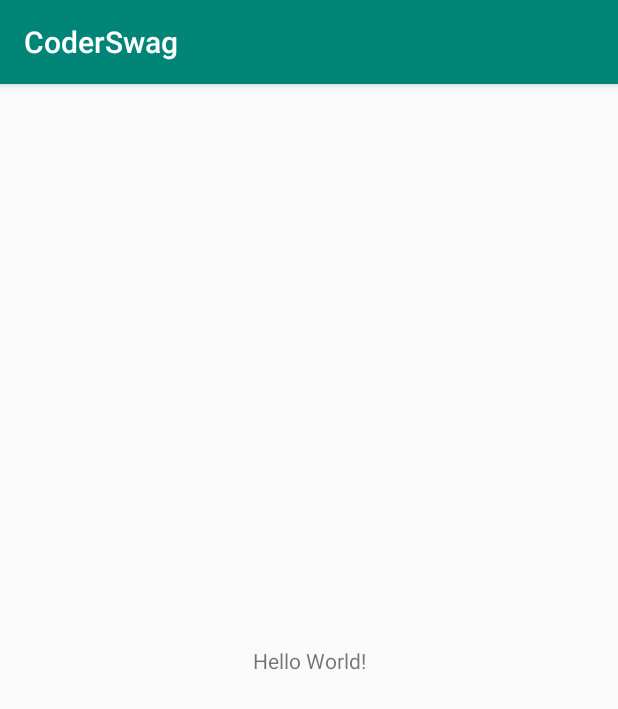
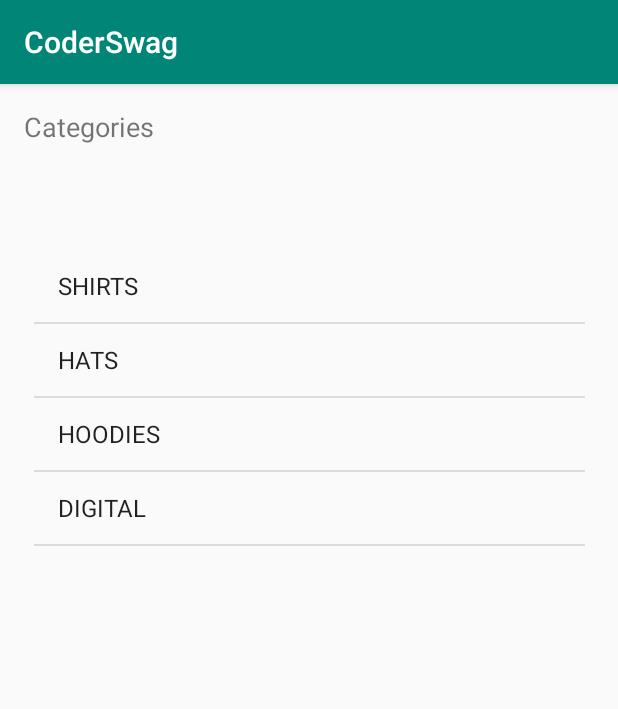
Before and after one commit to ejfr1985/CoderSwag, an Android app: the screen it shows after launch (MainActivity), on a phone screen of 412 x 824 dp. Shown: the top 709 px of the screen. Run offline under Robolectric (Android 15) with nearby library versions, the phone set to English and light mode, and no system bars.

Commit message:
LEsson 01

```diff
--- a/app/src/main/java/com/ejfr1985/coderswag/Controller/MainActivity.kt
+++ b/app/src/main/java/com/ejfr1985/coderswag/Controller/MainActivity.kt
@@ -1,13 +1,29 @@
 package com.ejfr1985.coderswag.Controller
 
+import android.content.AbstractThreadedSyncAdapter
 import android.support.v7.app.AppCompatActivity
 import android.os.Bundle
+import android.widget.ArrayAdapter
+import com.ejfr1985.coderswag.Model.Category
 import com.ejfr1985.coderswag.R
+import com.ejfr1985.coderswag.Services.DataService
+import kotlinx.android.synthetic.main.activity_main.*
 
 class MainActivity : AppCompatActivity() {
 
+    lateinit var adapter: ArrayAdapter<Category>
     override fun onCreate(savedInstanceState: Bundle?) {
         super.onCreate(savedInstanceState)
         setContentView(R.layout.activity_main)
+
+        adapter = ArrayAdapter(
+            this,
+            android.R.layout.simple_list_item_1,
+            DataService.categories
+        )
+
+        categoryListView.adapter = adapter
+
+
     }
 }
--- a/app/src/main/java/com/ejfr1985/coderswag/Model/Category.kt
+++ b/app/src/main/java/com/ejfr1985/coderswag/Model/Category.kt
@@ -1,3 +1,7 @@
 package com.ejfr1985.coderswag.Model
 
-class Category(val title : String, val image : String)
+class Category(val title : String, val image : String) {
+    override fun toString(): String {
+        return title
+    }
+}
--- a/app/src/main/res/layout/activity_main.xml
+++ b/app/src/main/res/layout/activity_main.xml
@@ -10,10 +10,17 @@
     <TextView
             android:layout_width="wrap_content"
             android:layout_height="wrap_content"
-            android:text="Hello World!"
-            app:layout_constraintBottom_toBottomOf="parent"
+            android:text="Categories"
             app:layout_constraintLeft_toLeftOf="parent"
-            app:layout_constraintRight_toRightOf="parent"
-            app:layout_constraintTop_toTopOf="parent"/>
+            app:layout_constraintTop_toTopOf="parent"
+            android:layout_marginTop="16dp" android:layout_marginLeft="16dp" android:textSize="18sp"
+            android:id="@+id/textView"/>
+    <ListView
+            android:layout_width="367dp"
+            android:layout_height="588dp" android:layout_marginTop="8dp"
+            app:layout_constraintTop_toBottomOf="@+id/textView" app:layout_constraintStart_toStartOf="parent"
+            android:layout_marginStart="8dp" app:layout_constraintEnd_toEndOf="parent" android:layout_marginEnd="8dp"
+            android:layout_marginBottom="8dp" app:layout_constraintBottom_toBottomOf="parent"
+            android:id="@+id/categoryListView" app:layout_constraintVertical_bias="0.505"/>
 
 </android.support.constraint.ConstraintLayout>
--- a/app/src/main/res/values/strings.xml
+++ b/app/src/main/res/values/strings.xml
@@ -1,3 +1,4 @@
 <resources>
     <string name="app_name">CoderSwag</string>
+    <string name="category_image">Category Image</string>
 </resources>
```
Also changed, not shown: app/src/main/res/layout/category_list_item.xml (added, +37 -0 lines).
